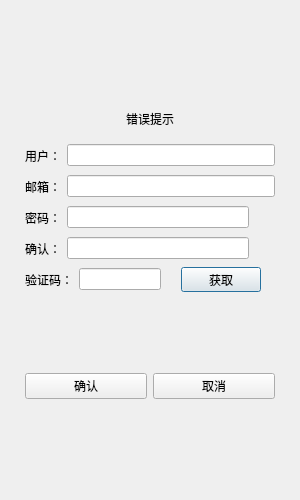
Before: the Qt Designer form IMClient-qt/registerdialog.ui in ChnjFan/IMClient-qt, drawn with Qt 5.
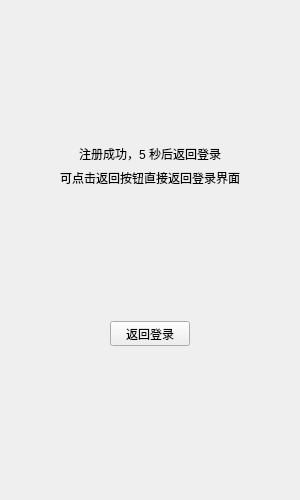
After: the same form once the commit is applied. The open tabs and pages were chosen to show the change. Custom widgets are drawn as their Qt base class.

Commit message:
feat(密码重置): 添加密码重置功能及相关界面
实现密码重置功能，包括：
1. 新增重置密码对话框及相关逻辑
2. 在登录界面添加忘记密码入口
3. 扩展HTTP管理器支持密码重置请求
4. 更新全局定义和样式表
5. 优化注册对话框的返回逻辑

What changed in the file:
```diff
--- a/IMClient-qt/registerdialog.ui
+++ b/IMClient-qt/registerdialog.ui
@@ -335,7 +335,120 @@
          </item>
         </layout>
        </widget>
-       <widget class="QWidget" name="page_2"/>
+       <widget class="QWidget" name="successTipsPage">
+        <layout class="QVBoxLayout" name="verticalLayout_4">
+         <item>
+          <spacer name="verticalSpacer_4">
+           <property name="orientation">
+            <enum>Qt::Orientation::Vertical</enum>
+           </property>
+           <property name="sizeHint" stdset="0">
+            <size>
+             <width>20</width>
+             <height>40</height>
+            </size>
+           </property>
+          </spacer>
+         </item>
+         <item>
+          <widget class="QLabel" name="success_tips">
+           <property name="text">
+            <string>注册成功，5 秒后返回登录</string>
+           </property>
+           <property name="alignment">
+            <set>Qt::AlignmentFlag::AlignCenter</set>
+           </property>
+          </widget>
+         </item>
+         <item>
+          <widget class="QLabel" name="label_2">
+           <property name="text">
+            <string>可点击返回按钮直接返回登录界面</string>
+           </property>
+           <property name="alignment">
+            <set>Qt::AlignmentFlag::AlignCenter</set>
+           </property>
+          </widget>
+         </item>
+         <item>
+          <spacer name="verticalSpacer_5">
+           <property name="orientation">
+            <enum>Qt::Orientation::Vertical</enum>
+           </property>
+           <property name="sizeHint" stdset="0">
+            <size>
+             <width>20</width>
+             <height>40</height>
+            </size>
+           </property>
+          </spacer>
+         </item>
+         <item>
+          <widget class="QWidget" name="widget_2" native="true">
+           <layout class="QHBoxLayout" name="horizontalLayout_8">
+            <item>
+             <spacer name="horizontalSpacer_3">
+              <property name="orientation">
+               <enum>Qt::Orientation::Horizontal</enum>
+              </property>
+              <property name="sizeHint" stdset="0">
+               <size>
+                <width>40</width>
+                <height>20</height>
+               </size>
+              </property>
+             </spacer>
+            </item>
+            <item>
+             <widget class="QPushButton" name="return_btn">
+              <property name="minimumSize">
+               <size>
+                <width>0</width>
+                <height>25</height>
+               </size>
+              </property>
+              <property name="maximumSize">
+               <size>
+                <width>16777215</width>
+                <height>25</height>
+               </size>
+              </property>
+              <property name="text">
+               <string>返回登录</string>
+              </property>
+             </widget>
+            </item>
+            <item>
+             <spacer name="horizontalSpacer_4">
+              <property name="orientation">
+               <enum>Qt::Orientation::Horizontal</enum>
+              </property>
+              <property name="sizeHint" stdset="0">
+               <size>
+                <width>40</width>
+                <height>20</height>
+               </size>
+              </property>
+             </spacer>
+            </item>
+           </layout>
+          </widget>
+         </item>
+         <item>
+          <spacer name="verticalSpacer_6">
+           <property name="orientation">
+            <enum>Qt::Orientation::Vertical</enum>
+           </property>
+           <property name="sizeHint" stdset="0">
+            <size>
+             <width>20</width>
+             <height>40</height>
+            </size>
+           </property>
+          </spacer>
+         </item>
+        </layout>
+       </widget>
       </widget>
      </item>
     </layout>
```
The commit also changes 14 other files.
